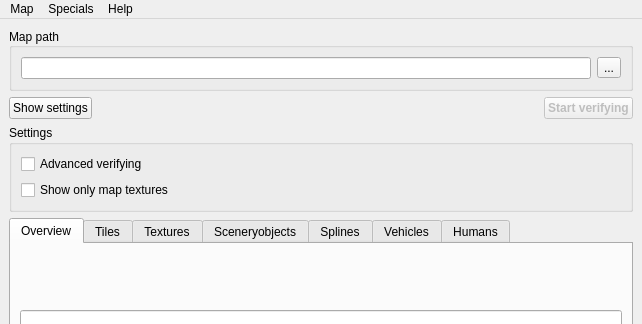
Old version of the form OTModules/wVerifyMap/wverifymap.ui in the repository pietr26/OMSI-Tools; both pictures show x 0 to 642 and y 0 to 324 of the 642 by 722 pixel window.
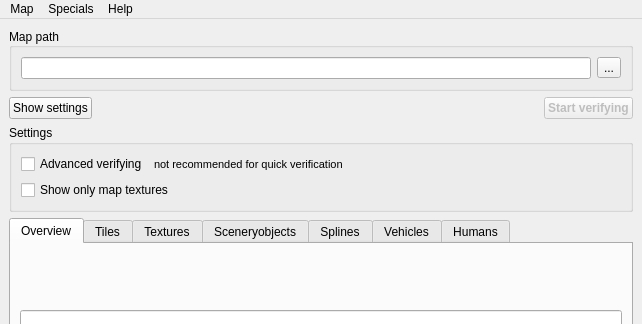
New version of the form. Icons and pictures are not drawn.

Commit message: Added hint for advanced verification

What changed in the file:
```diff
--- a/OTModules/wVerifyMap/wverifymap.ui
+++ b/OTModules/wVerifyMap/wverifymap.ui
@@ -128,7 +128,15 @@
       </property>
       <layout class="QVBoxLayout" name="verticalLayout_12">
        <item>
+        <layout class="QHBoxLayout" name="horizontalLayout_2">
+         <item>
         <widget class="QCheckBox" name="cbxAdvancedVerifying">
+           <property name="sizePolicy">
+            <sizepolicy hsizetype="Maximum" vsizetype="Fixed">
+             <horstretch>0</horstretch>
+             <verstretch>0</verstretch>
+            </sizepolicy>
+           </property>
          <property name="toolTip">
           <string>If the advanced verifying is active, the contents of the scenery objects and splines are also checked. This includes, among other things, a texture and variable check.</string>
          </property>
@@ -138,6 +146,20 @@
         </widget>
        </item>
        <item>
+          <widget class="QLabel" name="label">
+           <property name="font">
+            <font>
+             <pointsize>8</pointsize>
+            </font>
+           </property>
+           <property name="text">
+            <string>not recommended for quick verification</string>
+           </property>
+          </widget>
+         </item>
+        </layout>
+       </item>
+       <item>
         <widget class="QCheckBox" name="cbxOnlyMapTextures">
          <property name="text">
           <string>Show only map textures</string>
```
Left out of the diff: 40 changed lines with no effect on the pictures. Lines whose indentation alone changed are shown as unchanged.
